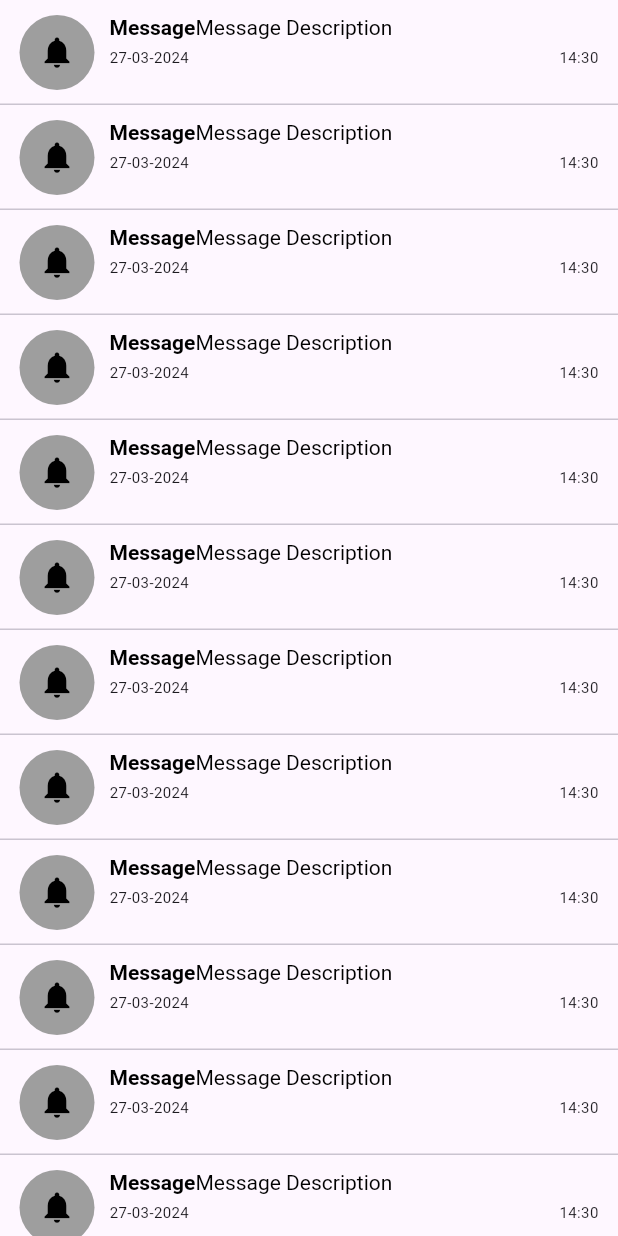
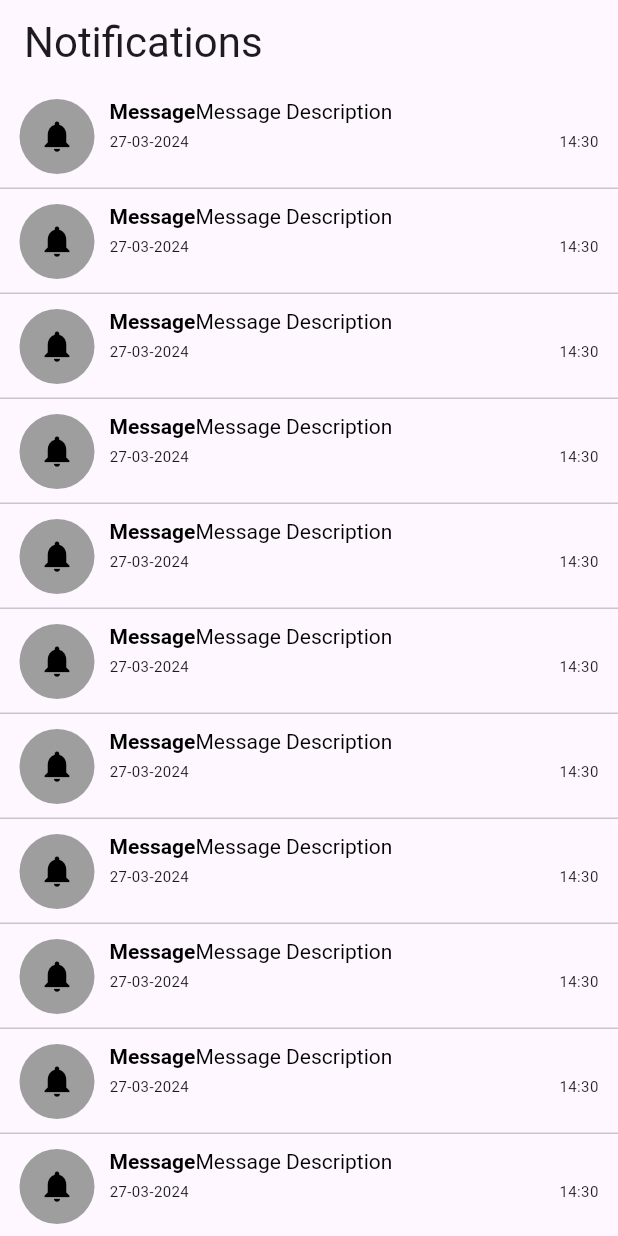
Before and after one commit to MahMawd/unitransit_app_1, a Flutter app: the NotificationView screen opened directly, on a phone screen of 412 x 824 dp. Run offline on Flutter 3.47's test engine with Material 3 defaults, Android fonts, the phone set to English and light mode, and no system bars; our stand-ins replace cloud_firestore, firebase_auth, firebase_core, fluttertoast, geolocator, get and 3 more; missing offline and left inert: dart:ffi; accounts and stored records are empty.

Commit message:
changement page notif

```diff
--- a/lib/pages/notification_etudiant.dart
+++ b/lib/pages/notification_etudiant.dart
@@ -7,7 +7,14 @@ class NotificationView extends StatelessWidget {
   @override
   Widget build(BuildContext context){
     return Scaffold(
-      //appBar: appBar(),
+      appBar: AppBar(
+        automaticallyImplyLeading: false,
+        title: Text("Notifications",
+        style: Theme.of(context).textTheme.headlineMedium ),
+        actions: const [
+
+        ],
+      ),
       body: listView(),
     );
   }
--- a/lib/pages/profile.dart
+++ b/lib/pages/profile.dart
@@ -27,7 +27,7 @@ class ProfileScreen extends StatelessWidget{
                   height: 120,
                   child: ClipRRect(
                     borderRadius: BorderRadius.circular(100),
-                    child: const Image(image: AssetImage('lib/images/taha.png'),fit: BoxFit.cover,),
+                    //child: const Image(image: AssetImage('lib/images/taha.png'),fit: BoxFit.cover,),
                   ),
                 ),
                 const SizedBox(height:10),
--- a/lib/pages/profile_chauffeur.dart
+++ b/lib/pages/profile_chauffeur.dart
@@ -11,6 +11,7 @@ class ProfileScreenChauffeur extends StatelessWidget{
   Widget build(BuildContext context) {
     return Scaffold(
       appBar: AppBar(
+        automaticallyImplyLeading: false,
         title: Text("Profile",
         style: Theme.of(context).textTheme.headlineMedium ),
         actions: const [
```
Also changed, not shown: lib/pages/page_accueil_chauffeur.dart (+10 -13 lines).
